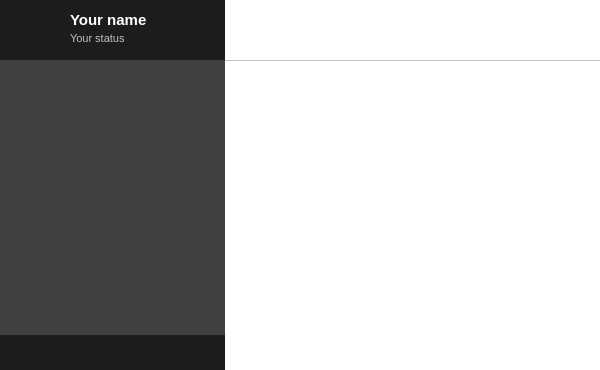
This is widget.ui in qTox/qTox as Qt 5 draws it before an edit. The edited form follows.
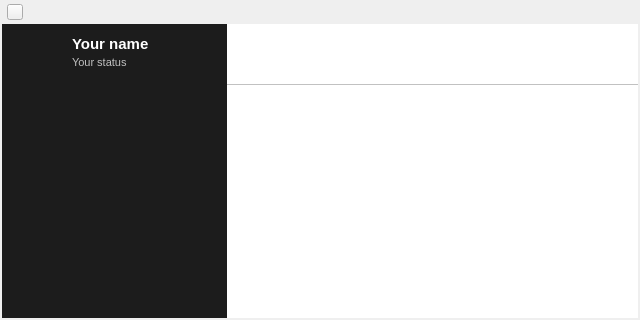
This is the edited form. Icons and pictures are not drawn. Custom widgets are drawn as their Qt base class.

Commit message: Disabled custom window borders, fixed bug where message alert wouldn't play when window was minimized

Patch:
```diff
--- a/widget.ui
+++ b/widget.ui
@@ -6,14 +6,14 @@
    <rect>
     <x>0</x>
     <y>0</y>
-    <width>600</width>
-    <height>370</height>
-   </rect>
-  </property>
-  <property name="minimumSize">
-   <size>
-    <width>600</width>
+    <width>640</width>
     <height>320</height>
+   </rect>
+  </property>
+  <property name="maximumSize">
+   <size>
+    <width>1920</width>
+    <height>1080</height>
    </size>
   </property>
   <property name="windowTitle">
@@ -23,14 +23,225 @@
    <iconset resource="res.qrc">
     <normaloff>:/img/icon.png</normaloff>:/img/icon.png</iconset>
   </property>
+  <layout class="QVBoxLayout" name="verticalLayout">
+   <property name="spacing">
+    <number>0</number>
+   </property>
+   <property name="leftMargin">
+    <number>2</number>
+   </property>
+   <property name="topMargin">
+    <number>1</number>
+   </property>
+   <property name="rightMargin">
+    <number>2</number>
+   </property>
+   <property name="bottomMargin">
+    <number>2</number>
+   </property>
+   <item>
+    <widget class="QWidget" name="titleBar" native="true">
+     <property name="minimumSize">
+      <size>
+       <width>0</width>
+       <height>23</height>
+      </size>
+     </property>
+     <property name="maximumSize">
+      <size>
+       <width>16777215</width>
+       <height>23</height>
+      </size>
+     </property>
   <layout class="QHBoxLayout" name="horizontalLayout">
    <property name="spacing">
+       <number>4</number>
+      </property>
+      <property name="leftMargin">
+       <number>5</number>
+      </property>
+      <property name="topMargin">
     <number>0</number>
    </property>
-   <property name="margin">
+      <property name="rightMargin">
+       <number>1</number>
+      </property>
+      <property name="bottomMargin">
     <number>0</number>
    </property>
    <item>
+       <widget class="QToolButton" name="tbMenu">
+        <property name="minimumSize">
+         <size>
+          <width>16</width>
+          <height>16</height>
+         </size>
+        </property>
+        <property name="maximumSize">
+         <size>
+          <width>16</width>
+          <height>16</height>
+         </size>
+        </property>
+        <property name="iconSize">
+         <size>
+          <width>16</width>
+          <height>16</height>
+         </size>
+        </property>
+        <property name="popupMode">
+         <enum>QToolButton::InstantPopup</enum>
+        </property>
+       </widget>
+      </item>
+      <item>
+       <spacer name="horizontalSpacer">
+        <property name="orientation">
+         <enum>Qt::Horizontal</enum>
+        </property>
+        <property name="sizeType">
+         <enum>QSizePolicy::Fixed</enum>
+        </property>
+        <property name="sizeHint" stdset="0">
+         <size>
+          <width>15</width>
+          <height>1</height>
+         </size>
+        </property>
+       </spacer>
+      </item>
+      <item>
+       <widget class="QLabel" name="LTitle">
+        <property name="minimumSize">
+         <size>
+          <width>100</width>
+          <height>22</height>
+         </size>
+        </property>
+        <property name="maximumSize">
+         <size>
+          <width>16777215</width>
+          <height>22</height>
+         </size>
+        </property>
+       </widget>
+      </item>
+      <item>
+       <spacer name="horizontalSpacer_2">
+        <property name="orientation">
+         <enum>Qt::Horizontal</enum>
+        </property>
+        <property name="sizeType">
+         <enum>QSizePolicy::Minimum</enum>
+        </property>
+        <property name="sizeHint" stdset="0">
+         <size>
+          <width>134</width>
+          <height>20</height>
+         </size>
+        </property>
+       </spacer>
+      </item>
+      <item>
+       <widget class="QPushButton" name="pbMin">
+        <property name="minimumSize">
+         <size>
+          <width>22</width>
+          <height>22</height>
+         </size>
+        </property>
+        <property name="maximumSize">
+         <size>
+          <width>22</width>
+          <height>22</height>
+         </size>
+        </property>
+        <property name="iconSize">
+         <size>
+          <width>22</width>
+          <height>22</height>
+         </size>
+        </property>
+        <property name="flat">
+         <bool>true</bool>
+        </property>
+       </widget>
+      </item>
+      <item>
+       <widget class="QPushButton" name="pbMax">
+        <property name="minimumSize">
+         <size>
+          <width>22</width>
+          <height>22</height>
+         </size>
+        </property>
+        <property name="maximumSize">
+         <size>
+          <width>22</width>
+          <height>22</height>
+         </size>
+        </property>
+        <property name="iconSize">
+         <size>
+          <width>22</width>
+          <height>22</height>
+         </size>
+        </property>
+        <property name="flat">
+         <bool>true</bool>
+        </property>
+       </widget>
+      </item>
+      <item>
+       <widget class="QPushButton" name="pbClose">
+        <property name="minimumSize">
+         <size>
+          <width>22</width>
+          <height>22</height>
+         </size>
+        </property>
+        <property name="maximumSize">
+         <size>
+          <width>22</width>
+          <height>22</height>
+         </size>
+        </property>
+        <property name="iconSize">
+         <size>
+          <width>22</width>
+          <height>22</height>
+         </size>
+        </property>
+        <property name="flat">
+         <bool>true</bool>
+        </property>
+       </widget>
+      </item>
+     </layout>
+    </widget>
+   </item>
+   <item>
+    <widget class="QWidget" name="centralWidget" native="true">
+     <property name="enabled">
+      <bool>true</bool>
+     </property>
+     <layout class="QGridLayout" name="gridLayout">
+      <property name="leftMargin">
+       <number>0</number>
+      </property>
+      <property name="topMargin">
+       <number>0</number>
+      </property>
+      <property name="rightMargin">
+       <number>0</number>
+      </property>
+      <property name="bottomMargin">
+       <number>0</number>
+      </property>
+      <property name="spacing">
+       <number>0</number>
+      </property>
+      <item row="0" column="0">
     <widget class="QWidget" name="statusPanel" native="true">
      <property name="minimumSize">
       <size>
@@ -489,11 +700,20 @@
      <property name="autoFillBackground">
       <bool>true</bool>
      </property>
-     <layout class="QVBoxLayout" name="verticalLayout">
+        <layout class="QVBoxLayout" name="verticalLayout_3">
       <property name="spacing">
        <number>0</number>
       </property>
-      <property name="margin">
+         <property name="leftMargin">
+          <number>0</number>
+         </property>
+         <property name="topMargin">
+          <number>0</number>
+         </property>
+         <property name="rightMargin">
+          <number>0</number>
+         </property>
+         <property name="bottomMargin">
        <number>0</number>
       </property>
       <item>
@@ -965,6 +1185,421 @@
            <height>20</height>
           </rect>
          </property>
+            <property name="palette">
+             <palette>
+              <active>
+               <colorrole role="WindowText">
+                <brush brushstyle="SolidPattern">
+                 <color alpha="255">
+                  <red>255</red>
+                  <green>255</green>
+                  <blue>255</blue>
+                 </color>
+                </brush>
+               </colorrole>
+               <colorrole role="Button">
+                <brush brushstyle="SolidPattern">
+                 <color alpha="255">
+                  <red>255</red>
+                  <green>255</green>
+                  <blue>255</blue>
+                 </color>
+                </brush>
+               </colorrole>
+               <colorrole role="Light">
+                <brush brushstyle="SolidPattern">
+                 <color alpha="255">
+                  <red>255</red>
+                  <green>255</green>
+                  <blue>255</blue>
+                 </color>
+                </brush>
+               </colorrole>
+               <colorrole role="Midlight">
+                <brush brushstyle="SolidPattern">
+                 <color alpha="255">
+                  <red>255</red>
+                  <green>255</green>
+                  <blue>255</blue>
+                 </color>
+                </brush>
+               </colorrole>
+               <colorrole role="Dark">
+                <brush brushstyle="SolidPattern">
+                 <color alpha="255">
+                  <red>255</red>
+                  <green>255</green>
+                  <blue>255</blue>
+                 </color>
+                </brush>
+               </colorrole>
+               <colorrole role="Mid">
+                <brush brushstyle="SolidPattern">
+                 <color alpha="255">
+                  <red>255</red>
+                  <green>255</green>
+                  <blue>255</blue>
+                 </color>
+                </brush>
+               </colorrole>
+               <colorrole role="Text">
+                <brush brushstyle="SolidPattern">
+                 <color alpha="255">
+                  <red>255</red>
+                  <green>255</green>
+                  <blue>255</blue>
+                 </color>
+                </brush>
+               </colorrole>
+               <colorrole role="ButtonText">
+                <brush brushstyle="SolidPattern">
+                 <color alpha="255">
+                  <red>255</red>
+                  <green>255</green>
+                  <blue>255</blue>
+                 </color>
+                </brush>
+               </colorrole>
+               <colorrole role="Base">
+                <brush brushstyle="SolidPattern">
+                 <color alpha="255">
+                  <red>255</red>
+                  <green>255</green>
+                  <blue>255</blue>
+                 </color>
+                </brush>
+               </colorrole>
+               <colorrole role="Window">
+                <brush brushstyle="SolidPattern">
+                 <color alpha="255">
+                  <red>255</red>
+                  <green>255</green>
+                  <blue>255</blue>
+                 </color>
+                </brush>
+               </colorrole>
+               <colorrole role="Shadow">
+                <brush brushstyle="SolidPattern">
+                 <color alpha="255">
+                  <red>255</red>
+                  <green>255</green>
+                  <blue>255</blue>
+                 </color>
+                </brush>
+               </colorrole>
+               <colorrole role="Highlight">
+                <brush brushstyle="SolidPattern">
+                 <color alpha="255">
+                  <red>255</red>
+                  <green>255</green>
+                  <blue>255</blue>
+                 </color>
+                </brush>
+               </colorrole>
+               <colorrole role="AlternateBase">
+                <brush brushstyle="SolidPattern">
+                 <color alpha="255">
+                  <red>255</red>
+                  <green>255</green>
+                  <blue>255</blue>
+                 </color>
+                </brush>
+               </colorrole>
+               <colorrole role="NoRole">
+                <brush brushstyle="SolidPattern">
+                 <color alpha="255">
+                  <red>255</red>
+                  <green>255</green>
+                  <blue>255</blue>
+                 </color>
+                </brush>
+               </colorrole>
+               <colorrole role="ToolTipText">
+                <brush brushstyle="SolidPattern">
+                 <color alpha="255">
+                  <red>255</red>
+                  <green>255</green>
+                  <blue>255</blue>
+                 </color>
+                </brush>
+               </colorrole>
+              </active>
+              <inactive>
+               <colorrole role="WindowText">
+                <brush brushstyle="SolidPattern">
+                 <color alpha="255">
+                  <red>255</red>
+                  <green>255</green>
+                  <blue>255</blue>
+                 </color>
+                </brush>
+               </colorrole>
+               <colorrole role="Button">
+                <brush brushstyle="SolidPattern">
+                 <color alpha="255">
+                  <red>255</red>
+                  <green>255</green>
+                  <blue>255</blue>
+                 </color>
+                </brush>
+               </colorrole>
+               <colorrole role="Light">
+                <brush brushstyle="SolidPattern">
+                 <color alpha="255">
+                  <red>255</red>
+                  <green>255</green>
+                  <blue>255</blue>
+                 </color>
+                </brush>
+               </colorrole>
+               <colorrole role="Midlight">
+                <brush brushstyle="SolidPattern">
+                 <color alpha="255">
+                  <red>255</red>
+                  <green>255</green>
+                  <blue>255</blue>
+                 </color>
+                </brush>
+               </colorrole>
+               <colorrole role="Dark">
+                <brush brushstyle="SolidPattern">
+                 <color alpha="255">
+                  <red>255</red>
+                  <green>255</green>
+                  <blue>255</blue>
+                 </color>
+                </brush>
+               </colorrole>
+               <colorrole role="Mid">
+                <brush brushstyle="SolidPattern">
+                 <color alpha="255">
+                  <red>255</red>
+                  <green>255</green>
+                  <blue>255</blue>
+                 </color>
+                </brush>
+               </colorrole>
+               <colorrole role="Text">
+                <brush brushstyle="SolidPattern">
+                 <color alpha="255">
+                  <red>255</red>
+                  <green>255</green>
+                  <blue>255</blue>
+                 </color>
+                </brush>
+               </colorrole>
+               <colorrole role="ButtonText">
+                <brush brushstyle="SolidPattern">
+                 <color alpha="255">
+                  <red>255</red>
+                  <green>255</green>
+                  <blue>255</blue>
+                 </color>
+                </brush>
+               </colorrole>
+               <colorrole role="Base">
+                <brush brushstyle="SolidPattern">
+                 <color alpha="255">
+                  <red>255</red>
+                  <green>255</green>
+                  <blue>255</blue>
+                 </color>
+                </brush>
+               </colorrole>
+               <colorrole role="Window">
+                <brush brushstyle="SolidPattern">
+                 <color alpha="255">
+                  <red>255</red>
+                  <green>255</green>
+                  <blue>255</blue>
+                 </color>
+                </brush>
+               </colorrole>
+               <colorrole role="Shadow">
+                <brush brushstyle="SolidPattern">
+                 <color alpha="255">
+                  <red>255</red>
+                  <green>255</green>
+                  <blue>255</blue>
+                 </color>
+                </brush>
+               </colorrole>
+               <colorrole role="Highlight">
+                <brush brushstyle="SolidPattern">
+                 <color alpha="255">
+                  <red>255</red>
+                  <green>255</green>
+                  <blue>255</blue>
+                 </color>
+                </brush>
+               </colorrole>
+               <colorrole role="AlternateBase">
+                <brush brushstyle="SolidPattern">
+                 <color alpha="255">
+                  <red>255</red>
+                  <green>255</green>
+                  <blue>255</blue>
+                 </color>
+                </brush>
+               </colorrole>
+               <colorrole role="NoRole">
+                <brush brushstyle="SolidPattern">
+                 <color alpha="255">
+                  <red>255</red>
+                  <green>255</green>
+                  <blue>255</blue>
+                 </color>
+                </brush>
+               </colorrole>
+               <colorrole role="ToolTipText">
+                <brush brushstyle="SolidPattern">
+                 <color alpha="255">
+                  <red>255</red>
+                  <green>255</green>
+                  <blue>255</blue>
+                 </color>
+                </brush>
+               </colorrole>
+              </inactive>
+              <disabled>
+               <colorrole role="WindowText">
+                <brush brushstyle="SolidPattern">
+                 <color alpha="255">
+                  <red>255</red>
+                  <green>255</green>
+                  <blue>255</blue>
+                 </color>
+                </brush>
+               </colorrole>
+               <colorrole role="Button">
+                <brush brushstyle="SolidPattern">
+                 <color alpha="255">
+                  <red>255</red>
+                  <green>255</green>
+                  <blue>255</blue>
+                 </color>
+                </brush>
+               </colorrole>
+               <colorrole role="Light">
+                <brush brushstyle="SolidPattern">
+                 <color alpha="255">
+                  <red>255</red>
+                  <green>255</green>
+                  <blue>255</blue>
+                 </color>
+                </brush>
+               </colorrole>
+               <colorrole role="Midlight">
+                <brush brushstyle="SolidPattern">
+                 <color alpha="255">
+                  <red>255</red>
+                  <green>255</green>
+                  <blue>255</blue>
+                 </color>
+                </brush>
+               </colorrole>
+               <colorrole role="Dark">
+                <brush brushstyle="SolidPattern">
+                 <color alpha="255">
+                  <red>255</red>
+                  <green>255</green>
+                  <blue>255</blue>
+                 </color>
+                </brush>
+               </colorrole>
+               <colorrole role="Mid">
+                <brush brushstyle="SolidPattern">
+                 <color alpha="255">
+                  <red>255</red>
+                  <green>255</green>
+                  <blue>255</blue>
+                 </color>
+                </brush>
+               </colorrole>
+               <colorrole role="Text">
+                <brush brushstyle="SolidPattern">
+                 <color alpha="255">
+                  <red>255</red>
+                  <green>255</green>
+                  <blue>255</blue>
+                 </color>
+                </brush>
+               </colorrole>
+               <colorrole role="ButtonText">
+                <brush brushstyle="SolidPattern">
+                 <color alpha="255">
+                  <red>255</red>
+                  <green>255</green>
+                  <blue>255</blue>
+                 </color>
+                </brush>
+               </colorrole>
+               <colorrole role="Base">
+                <brush brushstyle="SolidPattern">
+                 <color alpha="255">
+                  <red>255</red>
+                  <green>255</green>
+                  <blue>255</blue>
+                 </color>
+                </brush>
+               </colorrole>
+               <colorrole role="Window">
+                <brush brushstyle="SolidPattern">
+                 <color alpha="255">
+                  <red>255</red>
+                  <green>255</green>
+                  <blue>255</blue>
+                 </color>
+                </brush>
+               </colorrole>
+               <colorrole role="Shadow">
+                <brush brushstyle="SolidPattern">
+                 <color alpha="255">
+                  <red>255</red>
+                  <green>255</green>
+                  <blue>255</blue>
+                 </color>
+                </brush>
+               </colorrole>
+               <colorrole role="Highlight">
+                <brush brushstyle="SolidPattern">
+                 <color alpha="255">
+                  <red>240</red>
+                  <green>240</green>
+                  <blue>240</blue>
+                 </color>
+                </brush>
+               </colorrole>
+               <colorrole role="AlternateBase">
+                <brush brushstyle="SolidPattern">
+                 <color alpha="255">
+                  <red>255</red>
+                  <green>255</green>
+                  <blue>255</blue>
+                 </color>
+                </brush>
+               </colorrole>
+               <colorrole role="NoRole">
+                <brush brushstyle="SolidPattern">
+                 <color alpha="255">
+                  <red>255</red>
+                  <green>255</green>
+                  <blue>255</blue>
+                 </color>
+                </brush>
+               </colorrole>
+               <colorrole role="ToolTipText">
+                <brush brushstyle="SolidPattern">
+                 <color alpha="255">
+                  <red>255</red>
+                  <green>255</green>
+                  <blue>255</blue>
+                 </color>
+                </brush>
+               </colorrole>
+              </disabled>
+             </palette>
+            </property>
          <property name="font">
           <font>
            <pointsize>11</pointsize>
@@ -1096,421 +1731,6 @@
       </item>
       <item>
        <widget class="QScrollArea" name="friendList">
-        <property name="palette">
-         <palette>
-          <active>
-           <colorrole role="WindowText">
-            <brush brushstyle="SolidPattern">
-             <color alpha="255">
-              <red>255</red>
-              <green>255</green>
-              <blue>255</blue>
-             </color>
-            </brush>
-           </colorrole>
-           <colorrole role="Button">
-            <brush brushstyle="SolidPattern">
-             <color alpha="255">
-              <red>65</red>
-              <green>65</green>
-              <blue>65</blue>
-             </color>
-            </brush>
-           </colorrole>
-           <colorrole role="Light">
-            <brush brushstyle="SolidPattern">
-             <color alpha="255">
-              <red>97</red>
-              <green>97</green>
-              <blue>97</blue>
-             </color>
-            </brush>
-           </colorrole>
-           <colorrole role="Midlight">
-            <brush brushstyle="SolidPattern">
-             <color alpha="255">
-              <red>81</red>
-              <green>81</green>
-              <blue>81</blue>
-             </color>
-            </brush>
-           </colorrole>
-           <colorrole role="Dark">
-            <brush brushstyle="SolidPattern">
-             <color alpha="255">
-              <red>32</red>
-              <green>32</green>
-              <blue>32</blue>
-             </color>
-            </brush>
-           </colorrole>
-           <colorrole role="Mid">
-            <brush brushstyle="SolidPattern">
-             <color alpha="255">
-              <red>43</red>
-              <green>43</green>
-              <blue>43</blue>
-             </color>
-            </brush>
-           </colorrole>
-           <colorrole role="Text">
-            <brush brushstyle="SolidPattern">
-             <color alpha="255">
-              <red>255</red>
-              <green>255</green>
-              <blue>255</blue>
-             </color>
-            </brush>
-           </colorrole>
-           <colorrole role="BrightText">
-            <brush brushstyle="SolidPattern">
-             <color alpha="255">
-              <red>255</red>
-              <green>255</green>
-              <blue>255</blue>
-             </color>
-            </brush>
-           </colorrole>
-           <colorrole role="ButtonText">
-            <brush brushstyle="SolidPattern">
-             <color alpha="255">
-              <red>255</red>
-              <green>255</green>
-              <blue>255</blue>
-             </color>
-            </brush>
-           </colorrole>
-           <colorrole role="Base">
-            <brush brushstyle="SolidPattern">
-             <color alpha="255">
-              <red>0</red>
-              <green>0</green>
-              <blue>0</blue>
-             </color>
-            </brush>
-           </colorrole>
-           <colorrole role="Window">
-            <brush brushstyle="SolidPattern">
-             <color alpha="255">
-              <red>65</red>
-              <green>65</green>
-              <blue>65</blue>
-             </color>
-            </brush>
-           </colorrole>
-           <colorrole role="Shadow">
-            <brush brushstyle="SolidPattern">
-             <color alpha="255">
-              <red>0</red>
-              <green>0</green>
-              <blue>0</blue>
-             </color>
-            </brush>
-           </colorrole>
-           <colorrole role="AlternateBase">
-            <brush brushstyle="SolidPattern">
-             <color alpha="255">
-              <red>32</red>
-              <green>32</green>
-              <blue>32</blue>
-             </color>
-            </brush>
-           </colorrole>
-           <colorrole role="ToolTipBase">
-            <brush brushstyle="SolidPattern">
-             <color alpha="255">
-              <red>255</red>
-              <green>255</green>
-              <blue>220</blue>
-             </color>
-            </brush>
-           </colorrole>
-           <colorrole role="ToolTipText">
-            <brush brushstyle="SolidPattern">
-             <color alpha="255">
-              <red>0</red>
-              <green>0</green>
-              <blue>0</blue>
-             </color>
-            </brush>
-           </colorrole>
-          </active>
-          <inactive>
-           <colorrole role="WindowText">
-            <brush brushstyle="SolidPattern">
-             <color alpha="255">
-              <red>255</red>
-              <green>255</green>
-              <blue>255</blue>
-             </color>
-            </brush>
-           </colorrole>
-           <colorrole role="Button">
-            <brush brushstyle="SolidPattern">
-             <color alpha="255">
-              <red>65</red>
-              <green>65</green>
-              <blue>65</blue>
-             </color>
-            </brush>
-           </colorrole>
-           <colorrole role="Light">
-            <brush brushstyle="SolidPattern">
-             <color alpha="255">
-              <red>97</red>
-              <green>97</green>
-              <blue>97</blue>
-             </color>
-            </brush>
-           </colorrole>
-           <colorrole role="Midlight">
-            <brush brushstyle="SolidPattern">
-             <color alpha="255">
-              <red>81</red>
-              <green>81</green>
-              <blue>81</blue>
-             </color>
-            </brush>
-           </colorrole>
-           <colorrole role="Dark">
-            <brush brushstyle="SolidPattern">
-             <color alpha="255">
-              <red>32</red>
-              <green>32</green>
-              <blue>32</blue>
-             </color>
-            </brush>
-           </colorrole>
-           <colorrole role="Mid">
-            <brush brushstyle="SolidPattern">
-             <color alpha="255">
-              <red>43</red>
-              <green>43</green>
-              <blue>43</blue>
-             </color>
-            </brush>
-           </colorrole>
-           <colorrole role="Text">
-            <brush brushstyle="SolidPattern">
-             <color alpha="255">
-              <red>255</red>
-              <green>255</green>
-              <blue>255</blue>
-             </color>
-            </brush>
-           </colorrole>
-           <colorrole role="BrightText">
-            <brush brushstyle="SolidPattern">
-             <color alpha="255">
-              <red>255</red>
-              <green>255</green>
-              <blue>255</blue>
-             </color>
-            </brush>
-           </colorrole>
-           <colorrole role="ButtonText">
-            <brush brushstyle="SolidPattern">
-             <color alpha="255">
-              <red>255</red>
-              <green>255</green>
-              <blue>255</blue>
-             </color>
-            </brush>
-           </colorrole>
-           <colorrole role="Base">
-            <brush brushstyle="SolidPattern">
-             <color alpha="255">
-              <red>0</red>
-              <green>0</green>
-              <blue>0</blue>
-             </color>
-            </brush>
-           </colorrole>
-           <colorrole role="Window">
-            <brush brushstyle="SolidPattern">
-             <color alpha="255">
-              <red>65</red>
-              <green>65</green>
-              <blue>65</blue>
-             </color>
-            </brush>
-           </colorrole>
-           <colorrole role="Shadow">
-            <brush brushstyle="SolidPattern">
-             <color alpha="255">
-              <red>0</red>
-              <green>0</green>
-              <blue>0</blue>
-             </color>
-            </brush>
-           </colorrole>
-           <colorrole role="AlternateBase">
-            <brush brushstyle="SolidPattern">
-             <color alpha="255">
-              <red>32</red>
-              <green>32</green>
-              <blue>32</blue>
-             </color>
-            </brush>
-           </colorrole>
-           <colorrole role="ToolTipBase">
-            <brush brushstyle="SolidPattern">
-             <color alpha="255">
-              <red>255</red>
-              <green>255</green>
-              <blue>220</blue>
-             </color>
-            </brush>
-           </colorrole>
-           <colorrole role="ToolTipText">
-            <brush brushstyle="SolidPattern">
-             <color alpha="255">
-              <red>0</red>
-              <green>0</green>
-              <blue>0</blue>
-             </color>
-            </brush>
-           </colorrole>
-          </inactive>
-          <disabled>
-           <colorrole role="WindowText">
-            <brush brushstyle="SolidPattern">
-             <color alpha="255">
-              <red>32</red>
-              <green>32</green>
-              <blue>32</blue>
-             </color>
-            </brush>
-           </colorrole>
-           <colorrole role="Button">
-            <brush brushstyle="SolidPattern">
-             <color alpha="255">
-              <red>65</red>
-              <green>65</green>
-              <blue>65</blue>
-             </color>
-            </brush>
-           </colorrole>
-           <colorrole role="Light">
-            <brush brushstyle="SolidPattern">
-             <color alpha="255">
-              <red>97</red>
-              <green>97</green>
-              <blue>97</blue>
-             </color>
-            </brush>
-           </colorrole>
-           <colorrole role="Midlight">
-            <brush brushstyle="SolidPattern">
-             <color alpha="255">
-              <red>81</red>
-              <green>81</green>
-              <blue>81</blue>
-             </color>
-            </brush>
-           </colorrole>
-           <colorrole role="Dark">
-            <brush brushstyle="SolidPattern">
-             <color alpha="255">
-              <red>32</red>
-              <green>32</green>
-              <blue>32</blue>
-             </color>
-            </brush>
-           </colorrole>
-           <colorrole role="Mid">
-            <brush brushstyle="SolidPattern">
-             <color alpha="255">
-              <red>43</red>
-              <green>43</green>
-              <blue>43</blue>
-             </color>
-            </brush>
-           </colorrole>
-           <colorrole role="Text">
-            <brush brushstyle="SolidPattern">
-             <color alpha="255">
-              <red>32</red>
-              <green>32</green>
-              <blue>32</blue>
-             </color>
-            </brush>
-           </colorrole>
-           <colorrole role="BrightText">
-            <brush brushstyle="SolidPattern">
-             <color alpha="255">
-              <red>255</red>
-              <green>255</green>
-              <blue>255</blue>
-             </color>
-            </brush>
-           </colorrole>
-           <colorrole role="ButtonText">
-            <brush brushstyle="SolidPattern">
-             <color alpha="255">
-              <red>32</red>
-              <green>32</green>
-              <blue>32</blue>
-             </color>
-            </brush>
-           </colorrole>
-           <colorrole role="Base">
-            <brush brushstyle="SolidPattern">
-             <color alpha="255">
-              <red>65</red>
-              <green>65</green>
-              <blue>65</blue>
-             </color>
-            </brush>
-           </colorrole>
-           <colorrole role="Window">
-            <brush brushstyle="SolidPattern">
-             <color alpha="255">
-              <red>65</red>
-              <green>65</green>
-              <blue>65</blue>
-             </color>
-            </brush>
-           </colorrole>
-           <colorrole role="Shadow">
-            <brush brushstyle="SolidPattern">
-             <color alpha="255">
-              <red>0</red>
-              <green>0</green>
-              <blue>0</blue>
-             </color>
-            </brush>
-           </colorrole>
-           <colorrole role="AlternateBase">
-            <brush brushstyle="SolidPattern">
-             <color alpha="255">
-              <red>65</red>
-              <green>65</green>
-              <blue>65</blue>
-             </color>
-            </brush>
-           </colorrole>
-           <colorrole role="ToolTipBase">
-            <brush brushstyle="SolidPattern">
-             <color alpha="255">
-              <red>255</red>
-              <green>255</green>
-              <blue>220</blue>
-             </color>
-            </brush>
-           </colorrole>
-           <colorrole role="ToolTipText">
-            <brush brushstyle="SolidPattern">
-             <color alpha="255">
-              <red>0</red>
-              <green>0</green>
-              <blue>0</blue>
-             </color>
-            </brush>
-           </colorrole>
-          </disabled>
-         </palette>
-        </property>
         <property name="layoutDirection">
          <enum>Qt::RightToLeft</enum>
         </property>
@@ -1529,7 +1749,7 @@
            <x>0</x>
            <y>0</y>
            <width>225</width>
-           <height>275</height>
+              <height>199</height>
           </rect>
          </property>
         </widget>
@@ -2072,7 +2292,7 @@
      </layout>
     </widget>
    </item>
-   <item>
+      <item row="0" column="1">
     <widget class="QWidget" name="mainPanel" native="true">
      <property name="minimumSize">
       <size>
@@ -2595,6 +2815,17 @@
    </item>
   </layout>
  </widget>
+   </item>
+  </layout>
+  <action name="actionClose">
+   <property name="text">
+    <string>Close</string>
+   </property>
+   <property name="shortcut">
+    <string>Ctrl+Q</string>
+   </property>
+  </action>
+ </widget>
  <layoutdefault spacing="6" margin="11"/>
  <customwidgets>
   <customwidget>
```
Left out of the diff: 50 changed lines with no effect on the pictures. Lines whose indentation alone changed are shown as unchanged. The commit also changes 22 other files.
